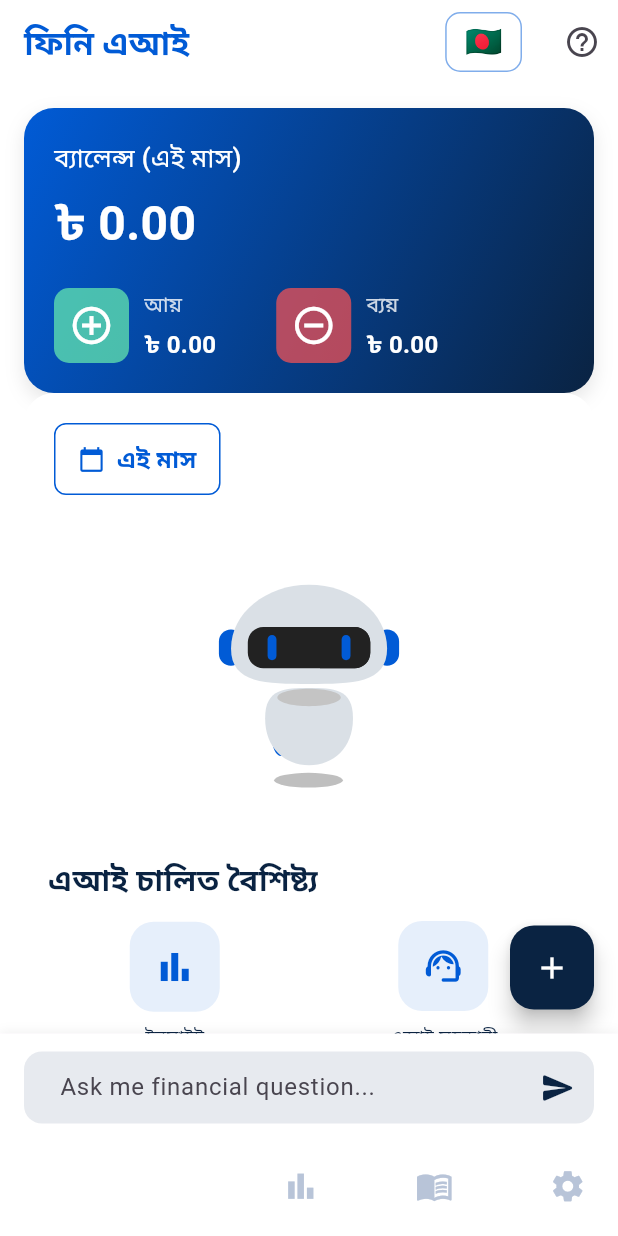
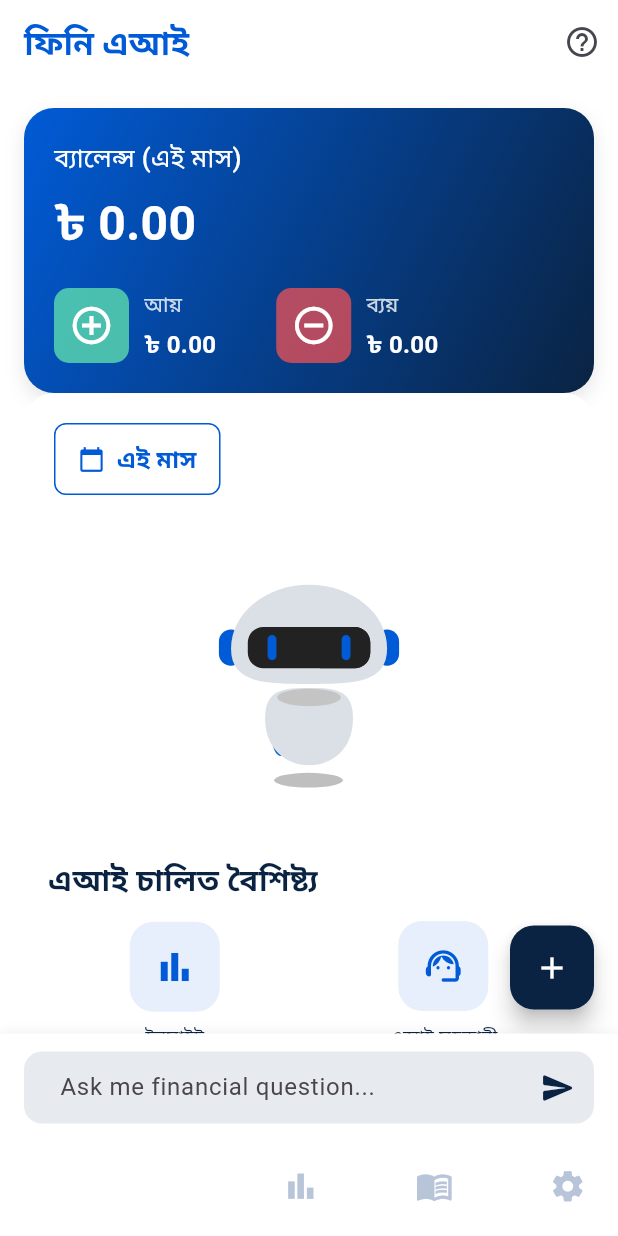
Before and after one commit to ngohainnam/Finney-Financial-Management-App, a Flutter app: the screen it shows once a user with an empty profile is signed in, on a phone screen of 412 x 824 dp. Run offline on Flutter 3.47's test engine with Material 3 defaults, Android fonts, the phone set to English and light mode, and no system bars; drawn by our look-alikes of google_nav_bar; our stand-ins replace cloud_firestore, dash_chat_2, firebase_auth, firebase_core, fl_chart, flutter_gemini and 11 more; accounts and stored records are empty; generated files the repository leaves out were written again; Roboto replaces fonts that are missing (Poppins).

Commit message:
remove the language button in dashboard

```diff
--- a/lib/pages/3-dashboard/dashboard.dart
+++ b/lib/pages/3-dashboard/dashboard.dart
@@ -1,4 +1,3 @@
-import 'package:finney/components/language_button.dart';
 import 'package:finney/components/charts/chart_service.dart' as chart_service;
 import 'package:finney/components/time_selector.dart';
 import 'package:finney/localization/locales.dart';
@@ -158,10 +157,6 @@ class DashboardState extends State<Dashboard> {
         ),
         automaticallyImplyLeading: true,
         actions: [
-          const Padding(
-            padding: EdgeInsets.only(right: 16),
-            child: LanguageButton(showText: false),
-          ),
           IconButton(
             icon: const Icon(Icons.help_outline),
             onPressed: () => DashboardHelp.show(context),
```
